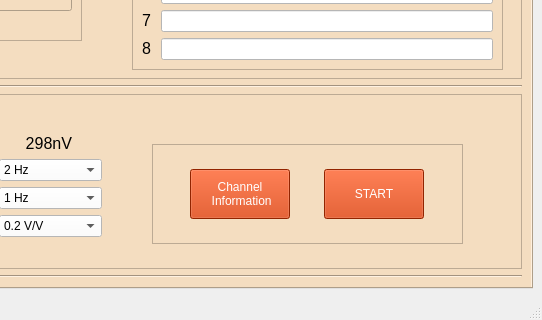
This is GUI/main_window.ui in jrsm1/EWAS_Application as Qt 5 draws it before an edit; both pictures show x 558 to 1100 and y 500 to 820 of the 1100 by 820 pixel window. The edited form follows.
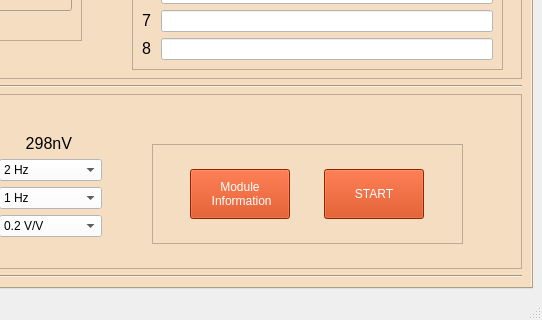
This is the edited form.

Patch:
```diff
--- a/GUI/main_window.ui
+++ b/GUI/main_window.ui
@@ -1459,7 +1459,7 @@
 															</string>
               </property>
               <property name="text">
-               <string>Channel 
+               <string>Module 
  Information</string>
               </property>
              </widget>
```
